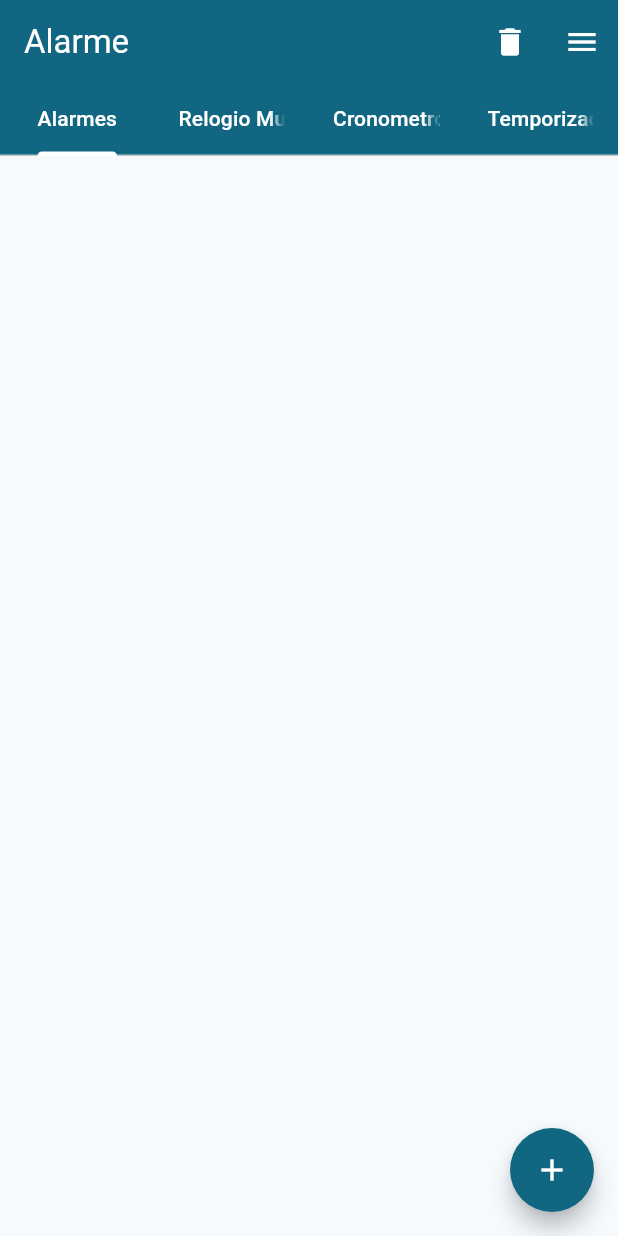
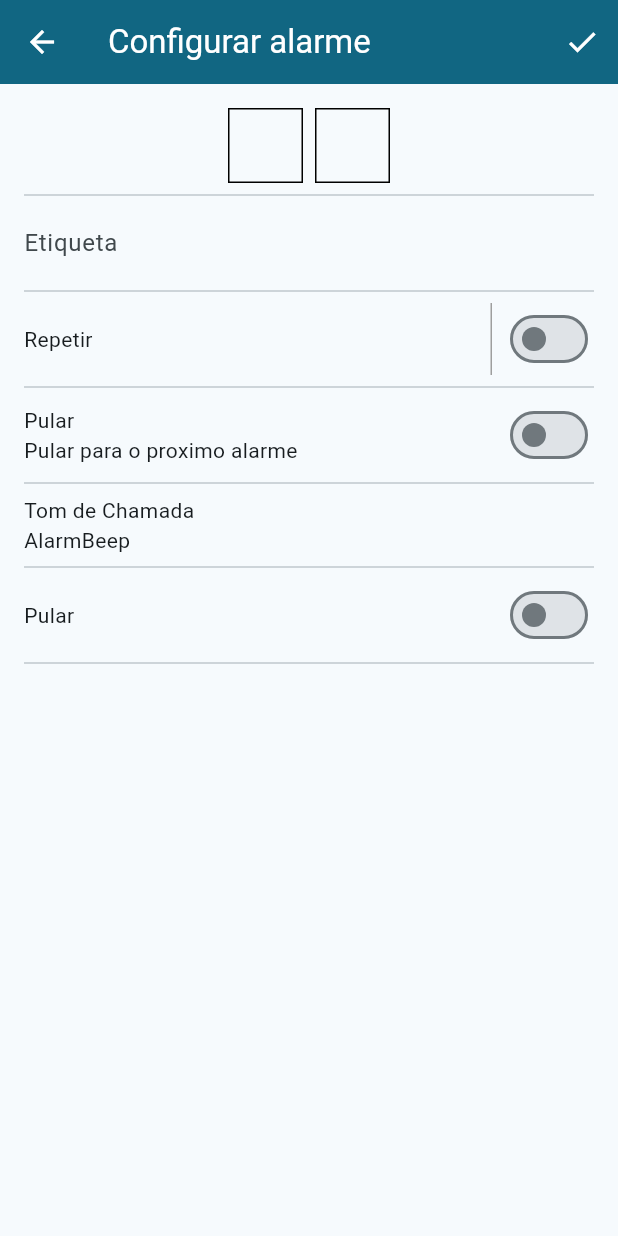
Before and after one commit to otaviohenrique1/app_alarme, a Flutter app: the screen it shows after launch, after a tap on the "add" icon, on a phone screen of 412 x 824 dp. Run offline on Flutter 3.47's test engine with Material 2 defaults, Android fonts, the light colour scheme and no system bars; our stand-ins replace sqflite; accounts and stored records are empty.

Commit message:
commit 6

```diff
--- a/lib/main.dart
+++ b/lib/main.dart
@@ -25,6 +25,13 @@ class App extends StatelessWidget {
       theme: ThemeData(
         colorScheme: ColorScheme.fromSeed(seedColor: Colors.blueGrey),
         useMaterial3: true,
+        appBarTheme: const AppBarTheme(
+          iconTheme: IconThemeData(color: Colors.white),
+          titleTextStyle: TextStyle(
+            color: Colors.white,
+            fontSize: 22,
+          ),
+        ),
       ),
       home: const HomePage(),
     );
--- a/lib/pages/alarmes.dart
+++ b/lib/pages/alarmes.dart
@@ -1,3 +1,4 @@
+import 'package:app_alarme/pages/novo_alarme.dart';
 import 'package:flutter/material.dart';
 import 'package:provider/provider.dart';
 import 'package:app_alarme/components/botao_flutuante.dart';
@@ -47,7 +48,10 @@ class _AlarmesState extends State<Alarmes> {
         Positioned(
           bottom: 16,
           right: 16,
-          child: BotaoFlutuante(onPressed: () {}),
+          child: BotaoFlutuante(onPressed: () {
+            Navigator.push(context,
+                MaterialPageRoute(builder: (context) => const NovoAlarme()));
+          }),
         ),
       ],
     );
--- a/lib/pages/homepage.dart
+++ b/lib/pages/homepage.dart
@@ -20,7 +20,7 @@ class _HomePageState extends State<HomePage> {
       child: Scaffold(
         appBar: AppBar(
           backgroundColor: Theme.of(context).colorScheme.primary,
-          title: const Text("Alarme", style: TextStyle(color: Colors.white)),
+          title: const Text("Alarme"),
           actions: [
             IconButton(
               onPressed: () {},
@@ -38,7 +38,7 @@ class _HomePageState extends State<HomePage> {
             unselectedLabelColor: Colors.white,
             tabs: <Widget>[
               Tab(text: "Alarmes"),
-              Tab(text: "Relogio Mundial"),
+              Tab(text: "Relogio"),
               Tab(text: "Cronometro"),
               Tab(text: "Temporizador"),
             ],
--- /dev/null
+++ b/lib/pages/novo_alarme.dart
@@ -0,0 +1,112 @@
+import 'package:flutter/material.dart';
+
+class NovoAlarme extends StatefulWidget {
+  const NovoAlarme({super.key});
+
+  @override
+  State<NovoAlarme> createState() => _NovoAlarmeState();
+}
+
+class _NovoAlarmeState extends State<NovoAlarme> {
+  @override
+  Widget build(BuildContext context) {
+    return Scaffold(
+      appBar: AppBar(
+        backgroundColor: Theme.of(context).colorScheme.primary,
+        title: const Text("Configurar alarme"),
+        actions: [
+          IconButton(
+            onPressed: () {},
+            icon: const Icon(Icons.check),
+          ),
+        ],
+      ),
+      body: ListView(
+        padding: const EdgeInsets.all(16),
+        children: [
+          Row(
+            mainAxisAlignment: MainAxisAlignment.center,
+            children: [
+              Container(
+                width: 50,
+                height: 50,
+                decoration: BoxDecoration(
+                  border: Border.all(color: Colors.black),
+                ),
+              ),
+              const SizedBox(width: 8),
+              Container(
+                width: 50,
+                height: 50,
+                decoration: BoxDecoration(
+                  border: Border.all(color: Colors.black),
+                ),
+              ),
+            ],
+          ),
+          const Divider(),
+          const TextField(
+            decoration: InputDecoration(
+              hintText: "Etiqueta",
+              border: InputBorder.none,
+            ),
+          ),
+          const Divider(),
+          Row(
+            mainAxisAlignment: MainAxisAlignment.spaceBetween,
+            children: [
+              const Text("Repetir"),
+              Row(
+                children: [
+                  Container(
+                    decoration: const BoxDecoration(
+                      border: Border(left: BorderSide(color: Colors.grey)),
+                    ),
+                    padding: const EdgeInsets.only(left: 8),
+                    child: Switch(value: false, onChanged: (value) {}),
+                  ),
+                ],
+              ),
+            ],
+          ),
+          const Divider(),
+          Row(
+            mainAxisAlignment: MainAxisAlignment.spaceBetween,
+            children: [
+              const Column(
+                crossAxisAlignment: CrossAxisAlignment.start,
+                children: [
+                  Text("Pular"),
+                  Text("Pular para o proximo alarme"),
+                ],
+              ),
+              Switch(value: false, onChanged: (value) {}),
+            ],
+          ),
+          const Divider(),
+          InkWell(
+            onTap: () {},
+            child: Ink(
+              child: const Column(
+                crossAxisAlignment: CrossAxisAlignment.start,
+                children: [
+                  Text("Tom de Chamada"),
+                  Text("AlarmBeep"),
+                ],
+              ),
+            ),
+          ),
+          const Divider(),
+          Row(
+            mainAxisAlignment: MainAxisAlignment.spaceBetween,
+            children: [
+              const Text("Pular"),
+              Switch(value: false, onChanged: (value) {}),
+            ],
+          ),
+          const Divider(),
+        ],
+      ),
+    );
+  }
+}
```
